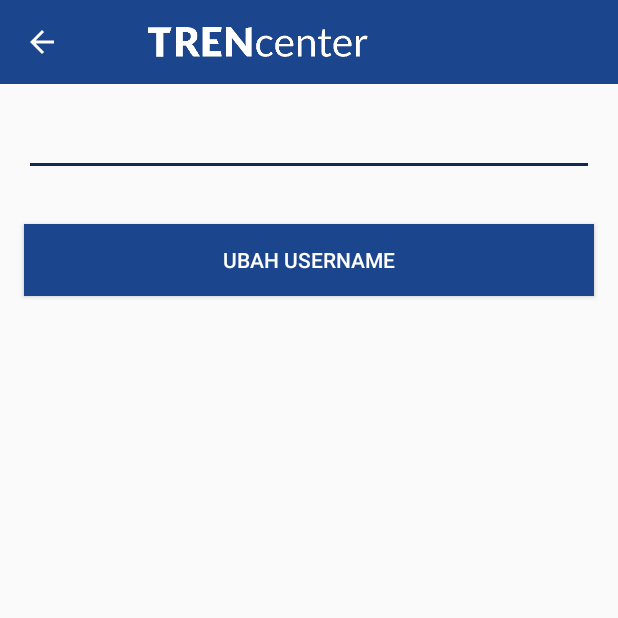
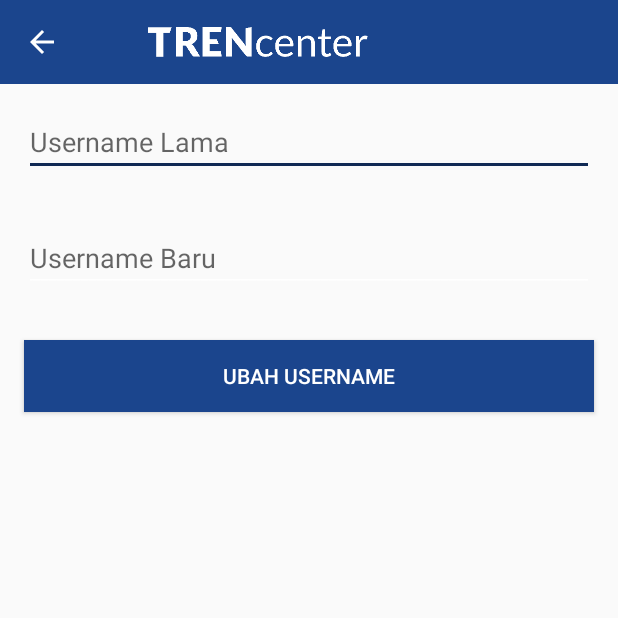
Before and after one commit to bangil0/TrenCenter, an Android app: the ChangeUsername screen opened directly, with no data from a screen before it, after a tap on "UBAH USERNAME", on a phone screen of 412 x 824 dp, the top half of it. Run offline under Robolectric (Android 15) with nearby library versions, the phone set to English and light mode, and no system bars; our stand-ins replace Volley; network calls fail.

Commit message:
Done with updating

```diff
--- a/app/src/main/java/com/meivaldi/trencenter/activity/ChangeUsername.java
+++ b/app/src/main/java/com/meivaldi/trencenter/activity/ChangeUsername.java
@@ -4,18 +4,35 @@ import android.content.Intent;
 import android.support.v7.app.AppCompatActivity;
 import android.os.Bundle;
 import android.support.v7.widget.Toolbar;
+import android.util.Log;
 import android.view.View;
 import android.widget.Button;
 import android.widget.EditText;
 import android.widget.Toast;
 
+import com.android.volley.Request;
+import com.android.volley.Response;
+import com.android.volley.VolleyError;
+import com.android.volley.VolleyLog;
+import com.android.volley.toolbox.JsonObjectRequest;
+import com.android.volley.toolbox.StringRequest;
+import com.google.gson.JsonObject;
 import com.meivaldi.trencenter.R;
+import com.meivaldi.trencenter.app.AppConfig;
+import com.meivaldi.trencenter.app.AppController;
 import com.meivaldi.trencenter.fragment.AccountFragment;
+import com.meivaldi.trencenter.helper.SQLiteHandler;
 
-public class ChangeUsername extends AppCompatActivity {
+import org.json.JSONException;
+import org.json.JSONObject;
+
+import java.util.HashMap;
+import java.util.Map;
+
+public class ChangeUsername extends AppCompatActivity{
 
     private Toolbar toolbar;
-    private EditText username;
+    private EditText usernameLama, usernameBaru;
     private Button change;
 
     @Override
@@ -23,7 +40,9 @@ public class ChangeUsername extends AppCompatActivity {
         super.onCreate(savedInstanceState);
         setContentView(R.layout.activity_change_username);
 
-        username = (EditText) findViewById(R.id.newUsername);
+        usernameBaru = (EditText) findViewById(R.id.newUsername);
+        usernameLama = (EditText) findViewById(R.id.oldUsername);
+
         change = (Button) findViewById(R.id.changeUSername);
         toolbar = (Toolbar) findViewById(R.id.toolbar);
         setSupportActionBar(toolbar);
@@ -42,16 +61,48 @@ public class ChangeUsername extends AppCompatActivity {
         change.setOnClickListener(new View.OnClickListener() {
             @Override
             public void onClick(View view) {
-                updateUsername();
+                String lama = usernameLama.getText().toString();
+                String baru = usernameBaru.getText().toString();
+
+                update(lama, baru);
             }
         });
 
     }
 
-    private void updateUsername() {
-        String newUsername = username.getText().toString();
+    private void update(final String lama, final String baru) {
+        String tag_string_req = "req_update";
 
+        StringRequest strReq = new StringRequest(Request.Method.POST,
+                AppConfig.URL_UPDATE, new Response.Listener<String>() {
 
+            @Override
+            public void onResponse(String response) {
+                Log.d("UPDATE", "Login Response: " + response.toString());
+                Toast.makeText(getApplicationContext(), "Berhasil di Update!", Toast.LENGTH_SHORT).show();
+            }
+        }, new Response.ErrorListener() {
+
+            @Override
+            public void onErrorResponse(VolleyError error) {
+                Log.e("UPDATE", "Login Error: " + error.getMessage());
+                Toast.makeText(getApplicationContext(),
+                        "Error", Toast.LENGTH_LONG).show();
+            }
+        }) {
+
+            @Override
+            protected Map<String, String> getParams() {
+                Map<String, String> params = new HashMap<String, String>();
+                params.put("lama", lama);
+                params.put("baru", baru);
+
+                return params;
+            }
+
+        };
+
+        AppController.getInstance().addToRequestQueue(strReq, tag_string_req);
     }
 
     @Override
--- a/app/src/main/java/com/meivaldi/trencenter/app/AppConfig.java
+++ b/app/src/main/java/com/meivaldi/trencenter/app/AppConfig.java
@@ -10,4 +10,6 @@ public class AppConfig {
     public static String URL_LOGIN = "http://103.28.53.181/~millenn1/android/login.php";
     public static String QR_LOGIN = "http://103.28.53.181/~millenn1/android/login_qr.php";
     public static String GET_PROGRAM = "http://103.28.53.181/~millenn1/android/getProgram.php";
+    public static String URL_UPDATE = "http://103.28.53.181/~millenn1/android/update.php";
+    public static String URL_UPDATE_PASSWORD = "http://103.28.53.181/~millenn1/android/updatePassword.php";
 }
--- a/app/src/main/java/com/meivaldi/trencenter/fragment/ProfileRelawan.java
+++ b/app/src/main/java/com/meivaldi/trencenter/fragment/ProfileRelawan.java
@@ -134,11 +134,11 @@ public class ProfileRelawan extends Fragment implements View.OnClickListener {
 
                 return;
             case R.id.username_settings:
-                Toast.makeText(getContext(), "Masih Dalam Pengembangan", Toast.LENGTH_SHORT).show();
+                startActivity(new Intent(getContext(), ChangeUsername.class));
 
                 return;
             case R.id.password_settings:
-                Toast.makeText(getContext(), "Masih Dalam Pengembangan", Toast.LENGTH_SHORT).show();
+                startActivity(new Intent(getContext(), ChangePassword.class));
 
                 return;
         }
--- a/app/src/main/res/layout/activity_change_username.xml
+++ b/app/src/main/res/layout/activity_change_username.xml
@@ -21,7 +21,7 @@
     </android.support.v7.widget.Toolbar>
 
     <EditText
-        android:id="@+id/newUsername"
+        android:id="@+id/oldUsername"
         android:layout_width="match_parent"
         android:layout_height="wrap_content"
         android:layout_below="@id/toolbar"
@@ -29,7 +29,20 @@
         android:layout_marginTop="@dimen/activity_vertical_margin"
         android:layout_marginBottom="@dimen/activity_vertical_margin"
         android:layout_marginLeft="@dimen/activity_horizontal_margin"
-        android:layout_marginRight="@dimen/activity_horizontal_margin" />
+        android:layout_marginRight="@dimen/activity_horizontal_margin"
+        android:hint="Username Lama"/>
+
+    <EditText
+        android:id="@+id/newUsername"
+        android:layout_width="match_parent"
+        android:layout_height="wrap_content"
+        android:layout_below="@id/oldUsername"
+        android:inputType="text"
+        android:layout_marginTop="@dimen/activity_vertical_margin"
+        android:layout_marginBottom="@dimen/activity_vertical_margin"
+        android:layout_marginLeft="@dimen/activity_horizontal_margin"
+        android:layout_marginRight="@dimen/activity_horizontal_margin"
+        android:hint="Username Baru"/>
 
     <Button
         android:id="@+id/changeUSername"
```
Also changed, not shown: app/src/main/java/com/meivaldi/trencenter/activity/ChangePassword.java (+63 -0 lines), app/src/main/res/layout/activity_change_password.xml (+12 -1 lines).
